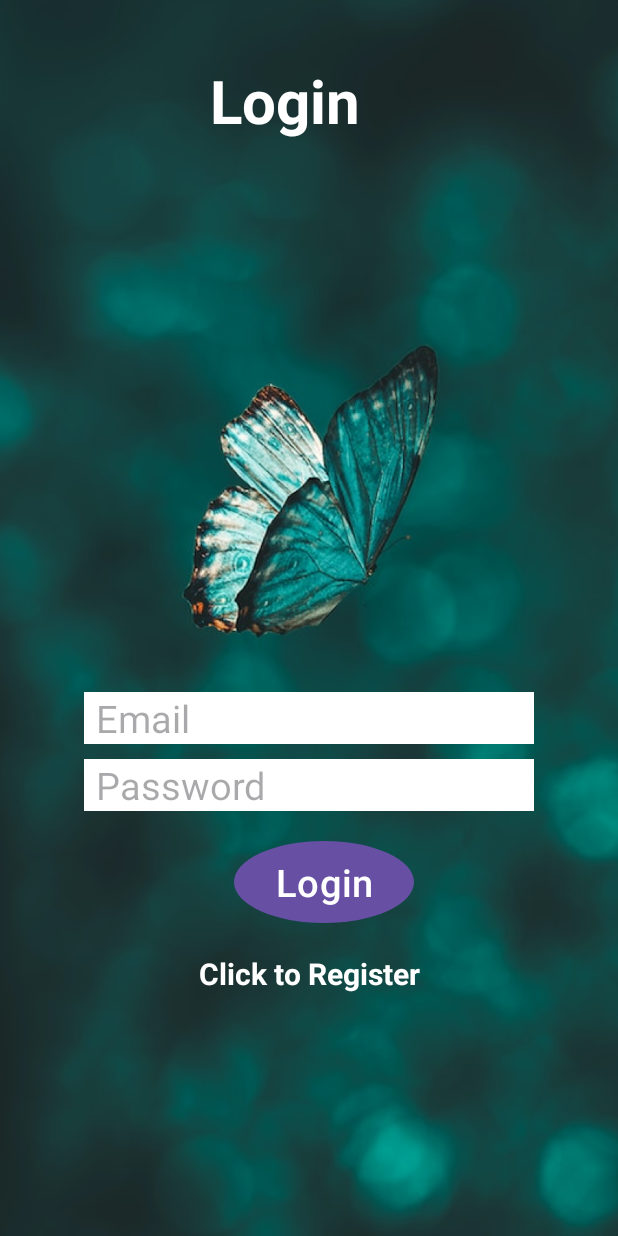
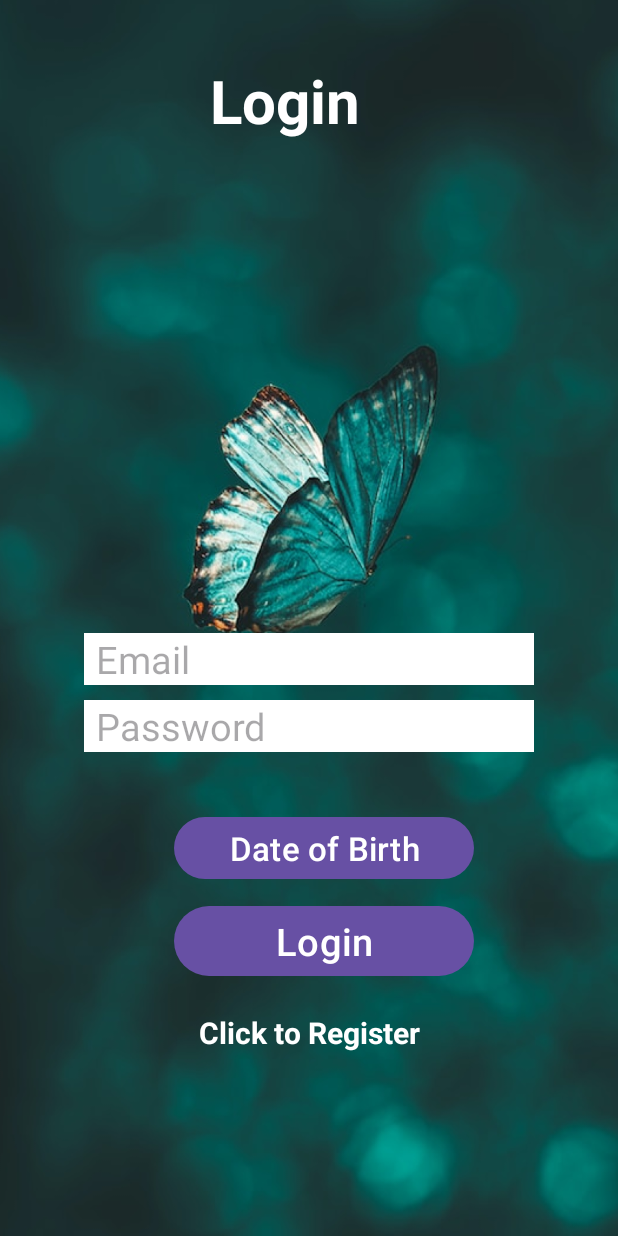
Before and after one commit to fsananna/InsectDetection, an Android app: the screen it shows after launch (Login), on a phone screen of 412 x 824 dp. Run offline under Robolectric (Android 15) with nearby library versions, the phone set to English and light mode, and no system bars; our stand-ins replace Firebase (no records; nobody signed in at launch, a user with empty details on screens opened directly).

Commit message:
added map and dateof birth

```diff
--- a/app/build.gradle.kts
+++ b/app/build.gradle.kts
@@ -38,6 +38,7 @@ dependencies {
     testImplementation("junit:junit:4.13.2")
     androidTestImplementation("androidx.test.ext:junit:1.1.5")
     androidTestImplementation("androidx.test.espresso:espresso-core:3.5.1")
+    implementation ("com.google.android.gms:play-services-maps:17.0.1")
 
 
 
--- a/app/src/main/AndroidManifest.xml
+++ b/app/src/main/AndroidManifest.xml
@@ -2,6 +2,8 @@
 <manifest xmlns:android="http://schemas.android.com/apk/res/android"
     xmlns:tools="http://schemas.android.com/tools">
     <uses-permission android:name="android.permission.INTERNET" />
+    <uses-permission android:name="android.permission.ACCESS_FINE_LOCATION"/>
+
     <application
         android:allowBackup="true"
         android:dataExtractionRules="@xml/data_extraction_rules"
--- a/app/src/main/java/com/example/insectdetection/Login.java
+++ b/app/src/main/java/com/example/insectdetection/Login.java
@@ -3,11 +3,14 @@ package com.example.insectdetection;
 import androidx.annotation.NonNull;
 import androidx.appcompat.app.AppCompatActivity;
 
+import android.app.DatePickerDialog;
 import android.content.Intent;
 import android.os.Bundle;
 import android.text.TextUtils;
+import android.util.Log;
 import android.view.View;
 import android.widget.Button;
+import android.widget.DatePicker;
 import android.widget.EditText;
 import android.widget.ProgressBar;
 import android.widget.TextView;
@@ -15,29 +18,33 @@ import android.widget.Toast;
 
 import com.google.android.gms.tasks.OnCompleteListener;
 import com.google.android.gms.tasks.Task;
-import com.google.android.material.textfield.TextInputEditText;
 import com.google.firebase.auth.AuthResult;
 import com.google.firebase.auth.FirebaseAuth;
 import com.google.firebase.auth.FirebaseUser;
 
-public class Login extends AppCompatActivity {
-   EditText editTextEmail, editTextPassword;
+
+
+public class Login extends AppCompatActivity implements View.OnClickListener {
+    EditText editTextEmail, editTextPassword;
     Button buttonLogin;
     FirebaseAuth mAuth;
     ProgressBar progressBar;
-    TextView textView;
 
     @Override
     public void onStart() {
         super.onStart();
 
         FirebaseUser currentUser = mAuth.getCurrentUser();
-        if(currentUser != null){
+        if (currentUser != null) {
             Intent intent = new Intent(getApplicationContext(), MainActivity.class);
             startActivity(intent);
             finish();
         }
     }
+
+    private Button buttonDate;
+    private TextView textView;
+    private DatePickerDialog datePickerDialog;
     @Override
     protected void onCreate(Bundle savedInstanceState) {
         super.onCreate(savedInstanceState);
@@ -47,17 +54,12 @@ public class Login extends AppCompatActivity {
         editTextPassword = findViewById(R.id.password);
         buttonLogin = findViewById(R.id.btnLogin);
         progressBar = findViewById(R.id.progressBar);
-        textView = findViewById(R.id.registerNow);
-        textView.setOnClickListener(new View.OnClickListener() {
-            @Override
-            public void onClick(View v) {
-                Intent intent = new Intent(getApplicationContext(), Register.class);
-                startActivity(intent);
-                finish();
-            }
-        });
+
+        textView = (TextView) findViewById(R.id.textViewId);
+        buttonDate = (Button) findViewById(R.id.idBtnPickDate);
 
 
+        buttonDate.setOnClickListener(this);
         buttonLogin.setOnClickListener(new View.OnClickListener() {
             @Override
             public void onClick(View v) {
@@ -66,20 +68,22 @@ public class Login extends AppCompatActivity {
                 email = String.valueOf(editTextEmail.getText());
                 password = String.valueOf(editTextPassword.getText());
 
-                if(TextUtils.isEmpty(email)){
+                if (TextUtils.isEmpty(email)) {
                     Toast.makeText(Login.this, "Enter Email", Toast.LENGTH_SHORT).show();
                     return;
                 }
-                if(TextUtils.isEmpty(email)){
+                if (TextUtils.isEmpty(password)) {  // Corrected this line
                     Toast.makeText(Login.this, "Enter Password", Toast.LENGTH_SHORT).show();
                     return;
                 }
 
                 mAuth.signInWithEmailAndPassword(email, password)
-                        .addOnCompleteListener( new OnCompleteListener<AuthResult>() {
+                        .addOnCompleteListener(new OnCompleteListener<AuthResult>() {
                             @Override
                             public void onComplete(@NonNull Task<AuthResult> task) {
+                                Log.d("user information:", email + "and" + password);
                                 progressBar.setVisibility(View.GONE);
+
                                 if (task.isSuccessful()) {
                                     // Sign in success, update UI with the signed-in user's information
                                     Toast.makeText(getApplicationContext(), "Login Successful", Toast.LENGTH_SHORT).show();
@@ -87,14 +91,35 @@ public class Login extends AppCompatActivity {
                                     startActivity(intent);
                                     finish();
                                 } else {
+                                    Log.d("Unsuccessful: ", "onComplete: Unsuccessful login");
+                                    Log.d("Login completed: ",  task.toString() );
                                     // If sign in fails, display a message to the user.
-
-                                    Toast.makeText(Login.this, "Authentication failed.",
-                                            Toast.LENGTH_SHORT).show();
+                                    Toast.makeText(Login.this, "Authentication failed.", Toast.LENGTH_SHORT).show();
                                 }
                             }
                         });
             }
         });
     }
+
+    @Override
+    public void onClick(View v) {
+
+   DatePicker datePicker = new DatePicker(this);
+   int currentDay = datePicker.getDayOfMonth();
+   int currentMonth = (datePicker.getMonth())+1;
+   int currentYear = datePicker.getYear();
+
+
+
+        datePickerDialog = new DatePickerDialog(this,
+                new DatePickerDialog.OnDateSetListener() {
+
+                    @Override
+                    public void onDateSet(DatePicker view, int year, int month, int dayOfMonth) {
+                    textView.setText(dayOfMonth+"/"+(month+1)+"/"+year);
+                    }
+                },currentYear,currentMonth,currentDay);
+        datePickerDialog.show();
+    }
 }
--- a/app/src/main/java/com/example/insectdetection/MainActivity.java
+++ b/app/src/main/java/com/example/insectdetection/MainActivity.java
@@ -18,6 +18,8 @@ import com.google.android.material.bottomnavigation.BottomNavigationView;
 import com.google.firebase.auth.FirebaseAuth;
 import com.google.firebase.auth.FirebaseUser;
 
+import java.util.Objects;
+
 public class MainActivity extends AppCompatActivity {
     private BottomNavigationView bottomNavigationView;
     private FrameLayout frameLayout;
@@ -26,7 +28,7 @@ public class MainActivity extends AppCompatActivity {
     protected void onCreate(Bundle savedInstanceState) {
         super.onCreate(savedInstanceState);
         setContentView(R.layout.activity_main);
-        getSupportActionBar().hide();
+        Objects.requireNonNull(getSupportActionBar()).hide();
 
         bottomNavigationView = findViewById(R.id.bottomNavView);
         frameLayout = findViewById(R.id.frameLayout);
--- a/app/src/main/java/com/example/insectdetection/Register.java
+++ b/app/src/main/java/com/example/insectdetection/Register.java
@@ -42,7 +42,7 @@ public class Register extends AppCompatActivity {
             finish();
         }
     }
-    @SuppressLint("WrongViewCast")
+
     @Override
     protected void onCreate(Bundle savedInstanceState) {
         super.onCreate(savedInstanceState);
@@ -94,6 +94,9 @@ textView.setOnClickListener(new View.OnClickListener() {
                                     // If sign in fails, display a message to the user.
                                     Toast.makeText(Register.this, "Authentication failed.",
                                             Toast.LENGTH_SHORT).show();
+                                    // Print the error message to log
+                                    Log.e("AuthenticationError", "Authentication failed: " + task.getException().getMessage());
+
 
                                 }
                             }
--- a/app/src/main/res/layout/activity_login.xml
+++ b/app/src/main/res/layout/activity_login.xml
@@ -59,6 +59,24 @@
             android:inputType="textPassword"
             android:paddingLeft="8dp"
             android:textSize="25sp" />
+        <!-- Date of Birth Field -->
+<TextView
+    android:layout_width="wrap_content"
+    android:layout_height="wrap_content"
+    android:id="@+id/textViewId"
+    />
+
+        <Button
+            android:id="@+id/idBtnPickDate"
+            android:layout_width="200dp"
+            android:layout_height="wrap_content"
+            android:layout_centerHorizontal="true"
+            android:layout_centerVertical="true"
+            android:layout_marginLeft="10dp"
+            android:text="@string/date_of_birth"
+            android:textSize="22dp"
+            android:textAllCaps="false"
+            android:layout_marginBottom="10dp"/>
 
         <ProgressBar
             android:id="@+id/progressBar"
@@ -74,10 +92,9 @@
 
             <Button
                 android:id="@+id/btnLogin"
-                android:layout_width="120dp"
+                android:layout_width="200dp"
                 android:layout_height="wrap_content"
-                android:layout_marginLeft="100dp"
-                android:background="@drawable/round_button_background"
+                android:layout_marginLeft="60dp"
                 android:text="@string/login"
                 android:textColor="@android:color/white"
                 android:textSize="25dp" />
--- a/app/src/main/res/values/strings.xml
+++ b/app/src/main/res/values/strings.xml
@@ -9,4 +9,6 @@
     <string name="logout">logout</string>
     <!-- TODO: Remove or change this placeholder text -->
     <string name="hello_blank_fragment">Hello blank fragment</string>
+    <string name="date_of_birth">Date of Birth</string>
+    <string name="hello_home">hello_home</string>
 </resources>
```
Also changed, not shown: app/src/main/java/com/example/insectdetection/HomeFragment.java (+93 -5 lines), app/src/main/res/layout/fragment_home.xml (+11 -1 lines), app/src/main/res/layout/fragment_profile.xml (+14 -1 lines), app/src/main/res/drawable/map.png (added).
